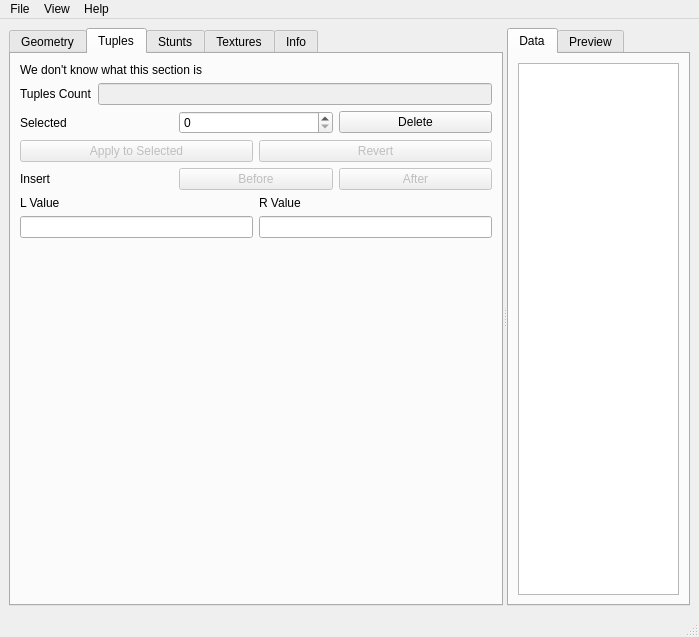
Zizin13/Roller, file TrackEditor/MainWindow.ui: the form before one commit.
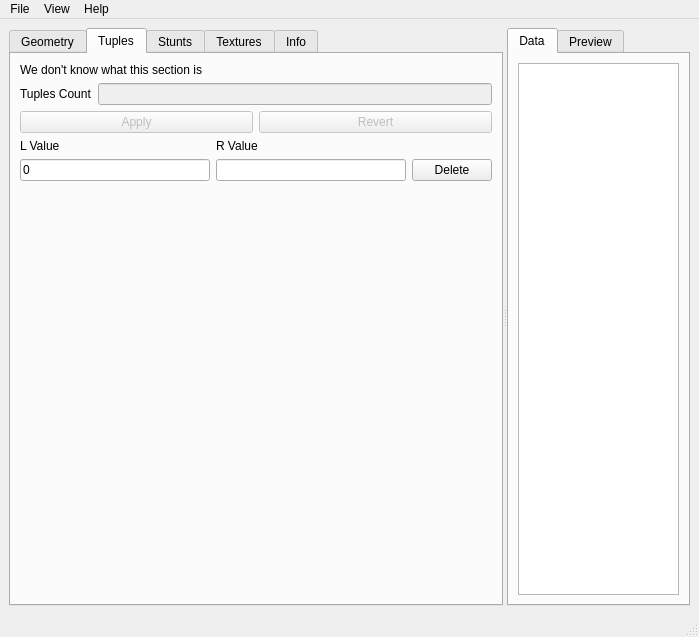
The form after the commit. The open tabs and pages were chosen to show the change. Icons and pictures are not drawn.

Commit message: better tuple ui

```diff
--- a/TrackEditor/MainWindow.ui
+++ b/TrackEditor/MainWindow.ui
@@ -983,27 +983,6 @@
            </item>
           </layout>
          </item>
-         <item>
-          <layout class="QHBoxLayout" name="horizontalLayout_7">
-           <item>
-            <widget class="QLabel" name="lblSelectedTuple">
-             <property name="text">
-              <string>Selected</string>
-             </property>
-            </widget>
-           </item>
-           <item>
-            <widget class="QSpinBox" name="sbSelectedTuple"/>
-           </item>
-           <item>
-            <widget class="QPushButton" name="pbDeleteTuple">
-             <property name="text">
-              <string>Delete</string>
-             </property>
-            </widget>
-           </item>
-          </layout>
-         </item>
          <item>
           <layout class="QHBoxLayout" name="horizontalLayout_8">
            <item>
@@ -1012,7 +991,7 @@
               <bool>false</bool>
              </property>
              <property name="text">
-              <string>Apply to Selected</string>
+              <string>Apply</string>
              </property>
             </widget>
            </item>
@@ -1028,45 +1007,11 @@
            </item>
           </layout>
          </item>
-         <item>
-          <layout class="QHBoxLayout" name="horizontalLayout_9">
-           <item>
-            <widget class="QLabel" name="lblInsertTuple">
-             <property name="text">
-              <string>Insert</string>
-             </property>
-            </widget>
-           </item>
-           <item>
-            <widget class="QPushButton" name="pbTupleInsertBefore">
-             <property name="enabled">
-              <bool>false</bool>
-             </property>
-             <property name="toolTip">
-              <string>must set all values marked as &lt;mixed&gt;</string>
-             </property>
-             <property name="text">
-              <string>Before</string>
-             </property>
-            </widget>
-           </item>
-           <item>
-            <widget class="QPushButton" name="pbTupleInsertAfter">
-             <property name="enabled">
-              <bool>false</bool>
-             </property>
-             <property name="toolTip">
-              <string>must set all values marked as &lt;mixed&gt;</string>
-             </property>
-             <property name="text">
-              <string>After</string>
-             </property>
-            </widget>
-           </item>
-          </layout>
-         </item>
          <item>
           <layout class="QGridLayout" name="gridLayout">
+           <item row="1" column="1">
+            <widget class="QLineEdit" name="leRVal"/>
+           </item>
            <item row="0" column="0">
             <widget class="QLabel" name="lblLVal">
              <property name="text">
@@ -1074,6 +1019,13 @@
              </property>
             </widget>
            </item>
+           <item row="1" column="0">
+            <widget class="QLineEdit" name="leLVal">
+             <property name="text">
+              <string>0</string>
+             </property>
+            </widget>
+           </item>
            <item row="0" column="1">
             <widget class="QLabel" name="lblRVal">
              <property name="text">
@@ -1081,11 +1033,12 @@
              </property>
             </widget>
            </item>
-           <item row="1" column="0">
-            <widget class="QLineEdit" name="leLVal"/>
-           </item>
-           <item row="1" column="1">
-            <widget class="QLineEdit" name="leRVal"/>
+           <item row="1" column="2">
+            <widget class="QPushButton" name="pbDeleteTuple">
+             <property name="text">
+              <string>Delete</string>
+             </property>
+            </widget>
            </item>
           </layout>
          </item>
```
The commit also changes 2 other files.
